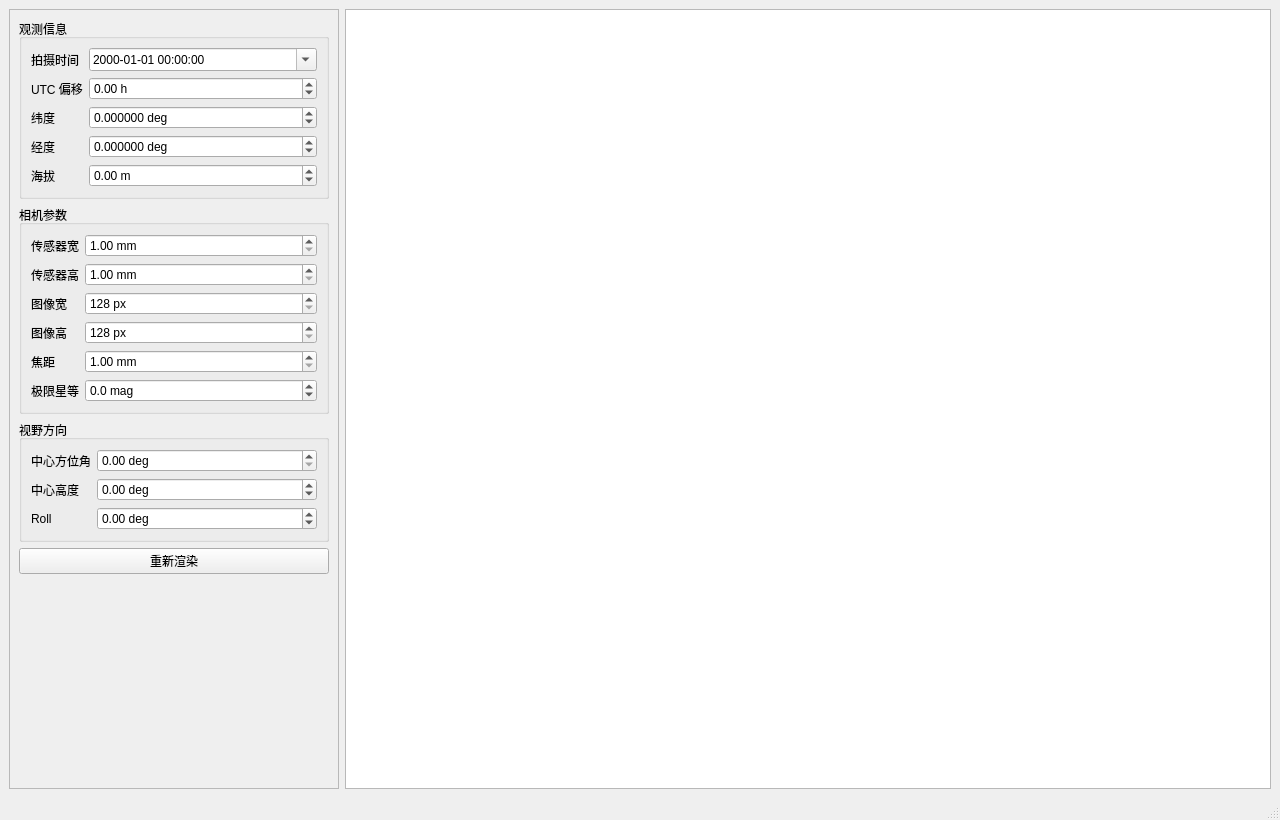
Old version of the form meteoalign/ui/main_window.ui in the repository HG731GZ/HGMeteoTool.
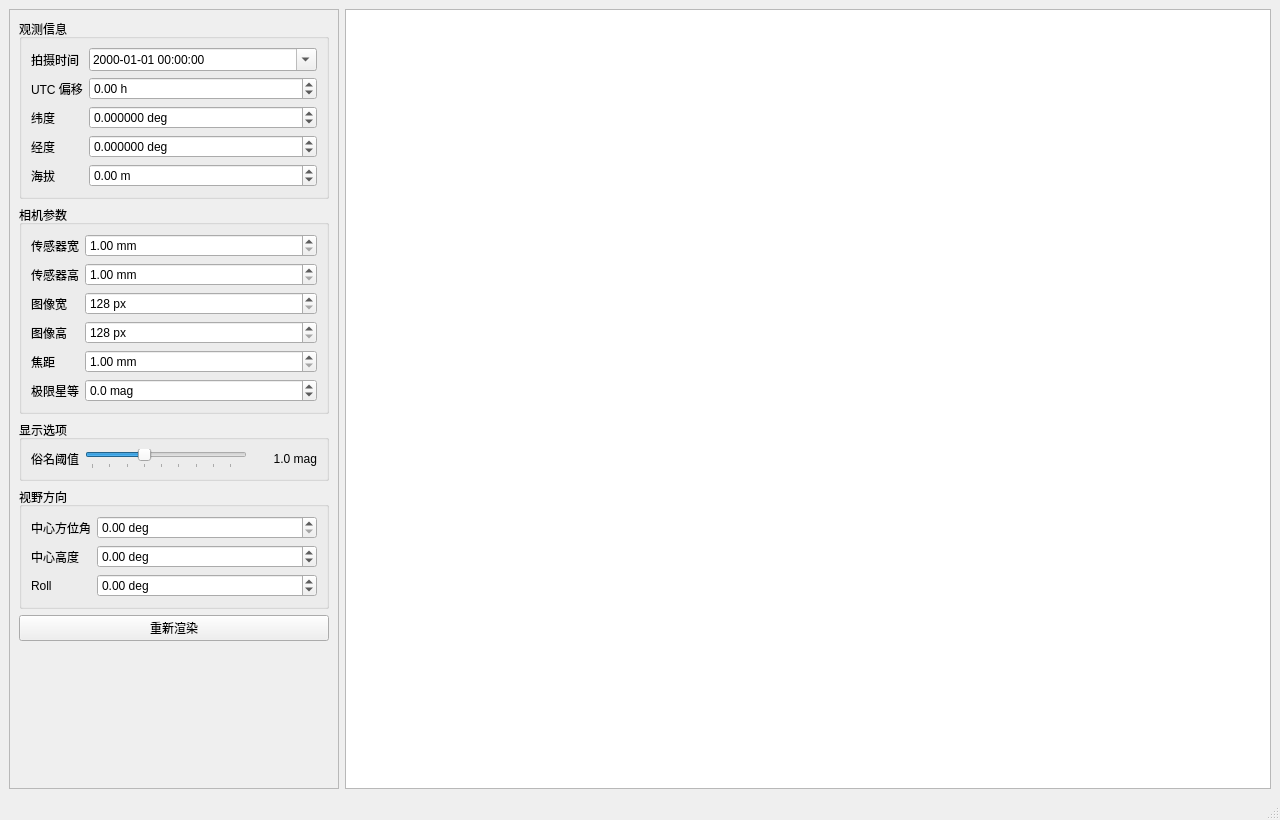
New version of the form.

```diff
--- a/meteoalign/ui/main_window.ui
+++ b/meteoalign/ui/main_window.ui
@@ -295,6 +295,84 @@
           </layout>
          </widget>
         </item>
+        <item>
+         <widget class="QGroupBox" name="groupBoxDisplay">
+          <property name="title">
+           <string>显示选项</string>
+          </property>
+          <layout class="QFormLayout" name="formLayoutDisplay">
+           <item row="0" column="0">
+            <widget class="QLabel" name="labelCommonNameLimit">
+             <property name="text">
+              <string>俗名阈值</string>
+             </property>
+            </widget>
+           </item>
+           <item row="0" column="1">
+            <widget class="QWidget" name="widgetCommonNameLimit" native="true">
+             <layout class="QHBoxLayout" name="horizontalLayoutCommonNameLimit">
+              <property name="leftMargin">
+               <number>0</number>
+              </property>
+              <property name="topMargin">
+               <number>0</number>
+              </property>
+              <property name="rightMargin">
+               <number>0</number>
+              </property>
+              <property name="bottomMargin">
+               <number>0</number>
+              </property>
+              <item>
+               <widget class="QSlider" name="horizontalSliderCommonNameLimit">
+                <property name="minimum">
+                 <number>-20</number>
+                </property>
+                <property name="maximum">
+                 <number>65</number>
+                </property>
+                <property name="singleStep">
+                 <number>1</number>
+                </property>
+                <property name="pageStep">
+                 <number>5</number>
+                </property>
+                <property name="value">
+                 <number>10</number>
+                </property>
+                <property name="orientation">
+                 <enum>Qt::Horizontal</enum>
+                </property>
+                <property name="tickPosition">
+                 <enum>QSlider::TicksBelow</enum>
+                </property>
+                <property name="tickInterval">
+                 <number>10</number>
+                </property>
+               </widget>
+              </item>
+              <item>
+               <widget class="QLabel" name="labelCommonNameLimitValue">
+                <property name="minimumSize">
+                 <size>
+                  <width>64</width>
+                  <height>0</height>
+                 </size>
+                </property>
+                <property name="text">
+                 <string>1.0 mag</string>
+                </property>
+                <property name="alignment">
+                 <set>Qt::AlignRight|Qt::AlignTrailing|Qt::AlignVCenter</set>
+                </property>
+               </widget>
+              </item>
+             </layout>
+            </widget>
+           </item>
+          </layout>
+         </widget>
+        </item>
         <item>
          <widget class="QGroupBox" name="groupBoxView">
           <property name="title">
```
